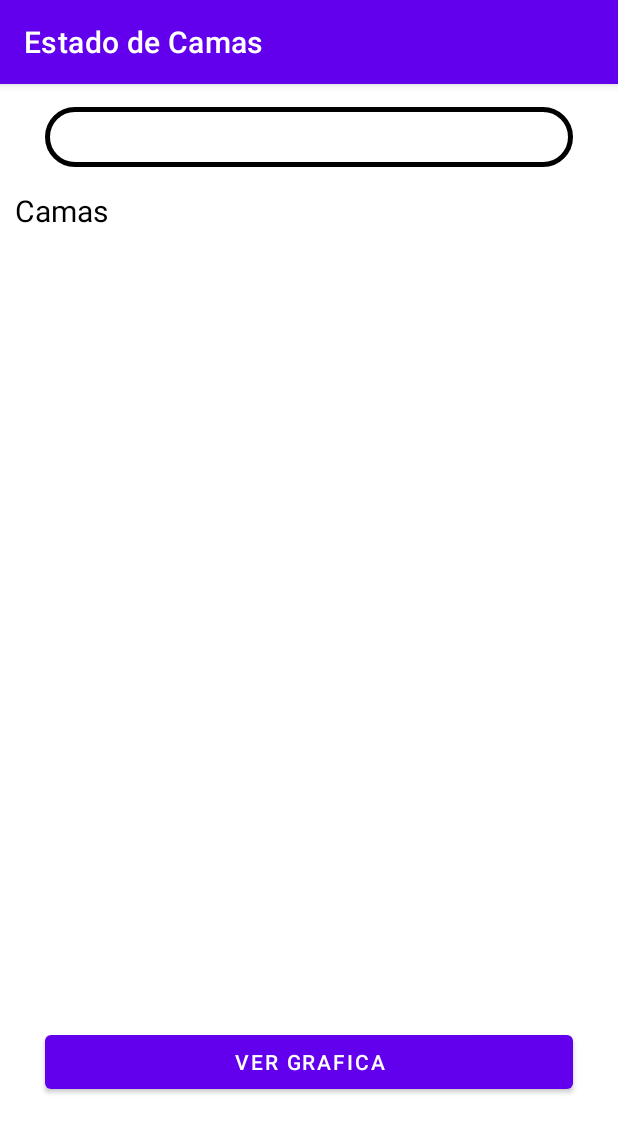
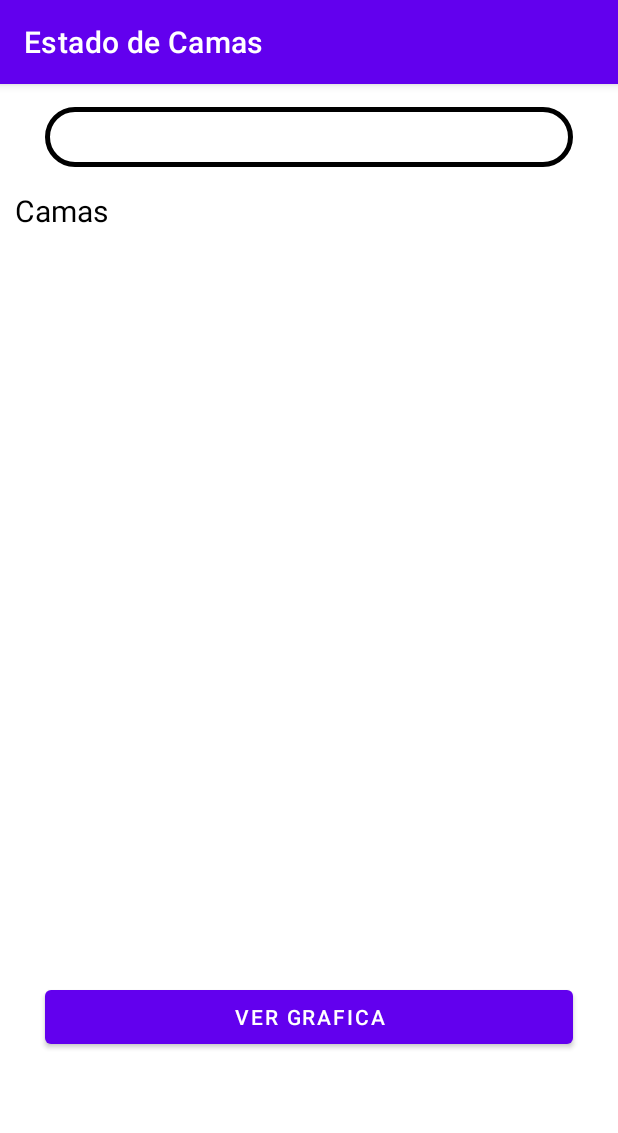
Before and after one commit to amst-fiec/2T2020-Hospital-inteligente-v1.0, an Android app: the CamasSeccion screen opened directly, with no data from a screen before it, on a phone screen of 412 x 824 dp. Shown: the top 1133 px of the screen. Run offline under Robolectric (Android 15) with nearby library versions, the phone set to English and light mode, and no system bars; our stand-ins replace Firebase (no records; nobody signed in at launch, a user with empty details on screens opened directly).

Commit message:
Subiendo Manual de Usuario y cambio en app

```diff
--- a/Proyecto/CodigoAppMovil/app/src/main/java/com/example/getabed/CamasAdapter.java
+++ b/Proyecto/CodigoAppMovil/app/src/main/java/com/example/getabed/CamasAdapter.java
@@ -47,9 +47,9 @@ public class CamasAdapter extends BaseAdapter {
             img.setImageResource(R.drawable.cama_desocupada);
             estadoView.setTextColor(Color.parseColor("#04A04B"));
         }
-
+        String bateria= cama.getBateria().substring(0,2);
         TextView bateriaView= (TextView) convertView.findViewById(R.id.bateriaView);
-        bateriaView.setText(bateriaView.getText()+cama.getBateria()+" %");
+        bateriaView.setText(bateriaView.getText()+bateria+" %");
         return convertView;
     }
 }
--- a/Proyecto/CodigoAppMovil/app/src/main/res/layout/fragment_camas.xml
+++ b/Proyecto/CodigoAppMovil/app/src/main/res/layout/fragment_camas.xml
@@ -3,7 +3,7 @@
     <FrameLayout xmlns:android="http://schemas.android.com/apk/res/android"
         xmlns:tools="http://schemas.android.com/tools"
         android:layout_width="match_parent"
-        android:layout_height="480dp"
+        android:layout_height="450dp"
         android:layout_marginTop="10dp"
         tools:context=".CamasSeccion">
 
```
Also changed, not shown: 749 other files.
